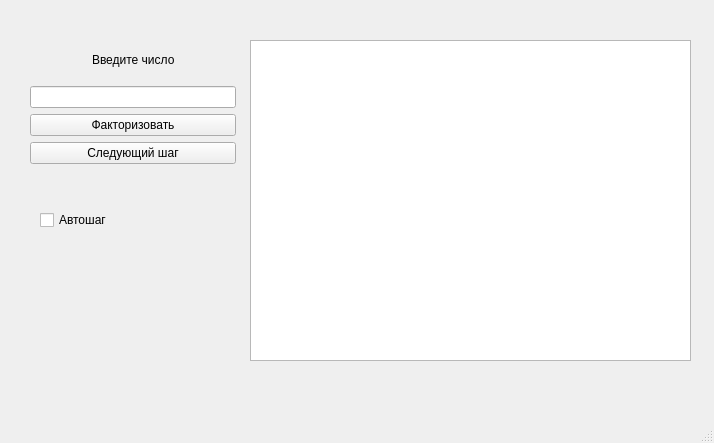
Qt form mainwindow.ui (AncientCGull/Shore) before a commit.
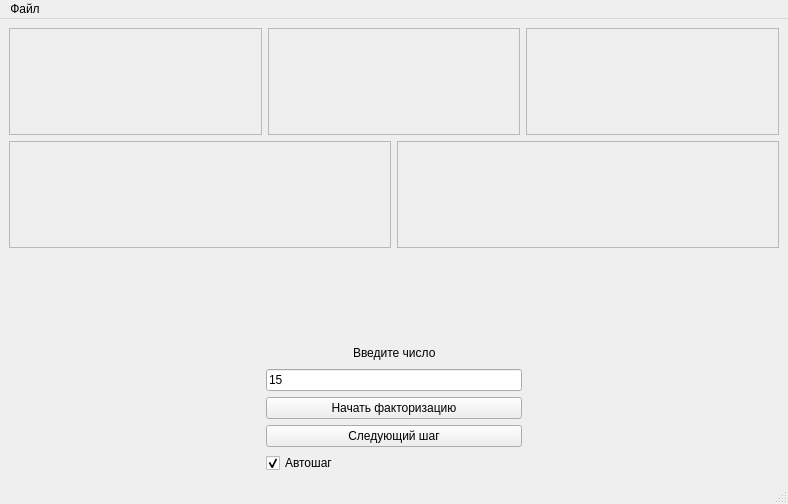
The same form after that commit.

The edit to the form file:
```diff
--- a/mainwindow.ui
+++ b/mainwindow.ui
@@ -6,37 +6,235 @@
    <rect>
     <x>0</x>
     <y>0</y>
-    <width>714</width>
-    <height>443</height>
+    <width>788</width>
+    <height>504</height>
    </rect>
   </property>
   <property name="windowTitle">
-   <string>MainWindow</string>
+   <string>Алгоритм Шора</string>
+  </property>
+  <property name="tabShape">
+   <enum>QTabWidget::Rounded</enum>
   </property>
   <widget class="QWidget" name="centralwidget">
-   <widget class="QTextEdit" name="textEdit">
+   <layout class="QGridLayout" name="gridLayout">
+    <item row="0" column="0">
+     <layout class="QVBoxLayout" name="verticalLayout_2">
+      <item>
+       <layout class="QHBoxLayout" name="horizontalLayout_4">
+        <item>
+         <widget class="QScrollArea" name="scrollArea">
+          <property name="enabled">
+           <bool>true</bool>
+          </property>
+          <property name="widgetResizable">
+           <bool>true</bool>
+          </property>
+          <widget class="QWidget" name="scrollAreaWidgetContents">
     <property name="geometry">
      <rect>
-      <x>250</x>
-      <y>40</y>
-      <width>441</width>
-      <height>321</height>
-     </rect>
-    </property>
-    <property name="readOnly">
+             <x>0</x>
+             <y>0</y>
+             <width>249</width>
+             <height>102</height>
+            </rect>
+           </property>
+           <layout class="QGridLayout" name="gridLayout_2">
+            <item row="0" column="0">
+             <widget class="QLabel" name="label_1">
+              <property name="text">
+               <string/>
+              </property>
+              <property name="alignment">
+               <set>Qt::AlignCenter</set>
+              </property>
+              <property name="wordWrap">
      <bool>true</bool>
     </property>
    </widget>
-   <widget class="QWidget" name="layoutWidget">
+            </item>
+           </layout>
+          </widget>
+         </widget>
+        </item>
+        <item>
+         <widget class="QScrollArea" name="scrollArea_2">
+          <property name="enabled">
+           <bool>true</bool>
+          </property>
+          <property name="widgetResizable">
+           <bool>true</bool>
+          </property>
+          <widget class="QWidget" name="scrollAreaWidgetContents_2">
     <property name="geometry">
      <rect>
-      <x>30</x>
-      <y>40</y>
-      <width>206</width>
-      <height>124</height>
-     </rect>
-    </property>
+             <x>0</x>
+             <y>0</y>
+             <width>250</width>
+             <height>102</height>
+            </rect>
+           </property>
+           <layout class="QGridLayout" name="gridLayout_3">
+            <item row="0" column="0">
+             <widget class="QLabel" name="label_2">
+              <property name="text">
+               <string/>
+              </property>
+              <property name="alignment">
+               <set>Qt::AlignCenter</set>
+              </property>
+              <property name="wordWrap">
+               <bool>true</bool>
+              </property>
+             </widget>
+            </item>
+           </layout>
+          </widget>
+         </widget>
+        </item>
+        <item>
+         <widget class="QScrollArea" name="scrollArea_3">
+          <property name="enabled">
+           <bool>true</bool>
+          </property>
+          <property name="widgetResizable">
+           <bool>true</bool>
+          </property>
+          <widget class="QWidget" name="scrollAreaWidgetContents_3">
+           <property name="geometry">
+            <rect>
+             <x>0</x>
+             <y>0</y>
+             <width>249</width>
+             <height>102</height>
+            </rect>
+           </property>
+           <layout class="QGridLayout" name="gridLayout_4">
+            <item row="0" column="0">
+             <widget class="QLabel" name="label_3">
+              <property name="text">
+               <string/>
+              </property>
+              <property name="alignment">
+               <set>Qt::AlignCenter</set>
+              </property>
+              <property name="wordWrap">
+               <bool>true</bool>
+              </property>
+             </widget>
+            </item>
+           </layout>
+          </widget>
+         </widget>
+        </item>
+       </layout>
+      </item>
+      <item>
+       <layout class="QHBoxLayout" name="horizontalLayout_3">
+        <item>
+         <widget class="QScrollArea" name="scrollArea_4">
+          <property name="enabled">
+           <bool>true</bool>
+          </property>
+          <property name="widgetResizable">
+           <bool>true</bool>
+          </property>
+          <widget class="QWidget" name="scrollAreaWidgetContents_4">
+           <property name="geometry">
+            <rect>
+             <x>0</x>
+             <y>0</y>
+             <width>378</width>
+             <height>101</height>
+            </rect>
+           </property>
+           <layout class="QGridLayout" name="gridLayout_5">
+            <item row="0" column="0">
+             <widget class="QLabel" name="label_4">
+              <property name="text">
+               <string/>
+              </property>
+              <property name="alignment">
+               <set>Qt::AlignCenter</set>
+              </property>
+              <property name="wordWrap">
+               <bool>true</bool>
+              </property>
+             </widget>
+            </item>
+           </layout>
+          </widget>
+         </widget>
+        </item>
+        <item>
+         <widget class="QScrollArea" name="scrollArea_5">
+          <property name="enabled">
+           <bool>true</bool>
+          </property>
+          <property name="widgetResizable">
+           <bool>true</bool>
+          </property>
+          <widget class="QWidget" name="scrollAreaWidgetContents_5">
+           <property name="geometry">
+            <rect>
+             <x>0</x>
+             <y>0</y>
+             <width>378</width>
+             <height>101</height>
+            </rect>
+           </property>
+           <layout class="QGridLayout" name="gridLayout_6">
+            <item row="0" column="0">
+             <widget class="QLabel" name="label_5">
+              <property name="text">
+               <string/>
+              </property>
+              <property name="alignment">
+               <set>Qt::AlignCenter</set>
+              </property>
+              <property name="wordWrap">
+               <bool>true</bool>
+              </property>
+             </widget>
+            </item>
+           </layout>
+          </widget>
+         </widget>
+        </item>
+       </layout>
+      </item>
+     </layout>
+    </item>
+    <item row="3" column="0">
+     <layout class="QHBoxLayout" name="horizontalLayout_2">
+      <item>
+       <spacer name="horizontalSpacer_3">
+        <property name="orientation">
+         <enum>Qt::Horizontal</enum>
+        </property>
+        <property name="sizeHint" stdset="0">
+         <size>
+          <width>40</width>
+          <height>20</height>
+         </size>
+        </property>
+       </spacer>
+      </item>
+      <item>
     <layout class="QVBoxLayout" name="verticalLayout">
+        <item>
+         <spacer name="verticalSpacer">
+          <property name="orientation">
+           <enum>Qt::Vertical</enum>
+          </property>
+          <property name="sizeHint" stdset="0">
+           <size>
+            <width>20</width>
+            <height>40</height>
+           </size>
+          </property>
+         </spacer>
+        </item>
      <item>
       <layout class="QHBoxLayout" name="horizontalLayout">
        <item>
@@ -75,12 +273,16 @@
       </layout>
      </item>
      <item>
-      <widget class="QLineEdit" name="lineEdit_num"/>
+         <widget class="QLineEdit" name="lineEdit_num">
+          <property name="text">
+           <string>15</string>
+          </property>
+         </widget>
      </item>
      <item>
       <widget class="QPushButton" name="pushButton_factor">
        <property name="text">
-        <string>Факторизовать</string>
+           <string>Начать факторизацию</string>
        </property>
       </widget>
      </item>
@@ -91,31 +293,51 @@
        </property>
       </widget>
      </item>
-    </layout>
-   </widget>
+        <item>
    <widget class="QCheckBox" name="checkBox_auto">
-    <property name="geometry">
-     <rect>
-      <x>40</x>
-      <y>210</y>
-      <width>86</width>
-      <height>20</height>
-     </rect>
-    </property>
     <property name="text">
      <string>Автошаг</string>
     </property>
-   </widget>
+          <property name="checked">
+           <bool>true</bool>
+          </property>
+         </widget>
+        </item>
+       </layout>
+      </item>
+      <item>
+       <spacer name="horizontalSpacer_4">
+        <property name="orientation">
+         <enum>Qt::Horizontal</enum>
+        </property>
+        <property name="sizeHint" stdset="0">
+         <size>
+          <width>40</width>
+          <height>20</height>
+         </size>
+        </property>
+       </spacer>
+      </item>
+     </layout>
+    </item>
+   </layout>
   </widget>
   <widget class="QMenuBar" name="menubar">
    <property name="geometry">
     <rect>
      <x>0</x>
      <y>0</y>
-     <width>714</width>
-     <height>24</height>
+     <width>788</width>
+     <height>21</height>
     </rect>
    </property>
+   <widget class="QMenu" name="menu_file">
+    <property name="title">
+     <string>Файл</string>
+    </property>
+    <addaction name="action_help"/>
+   </widget>
+   <addaction name="menu_file"/>
   </widget>
   <widget class="QStatusBar" name="statusbar"/>
  </widget>
```
Left out of the diff: 5 changed lines with no effect on the pictures. Lines whose indentation alone changed are shown as unchanged.
